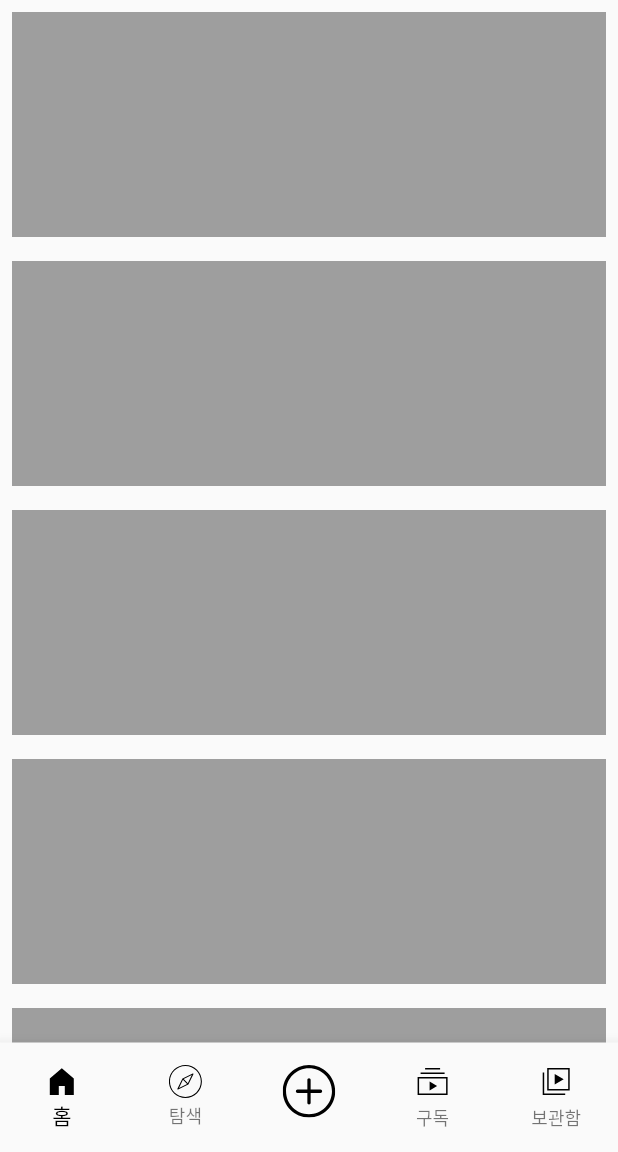
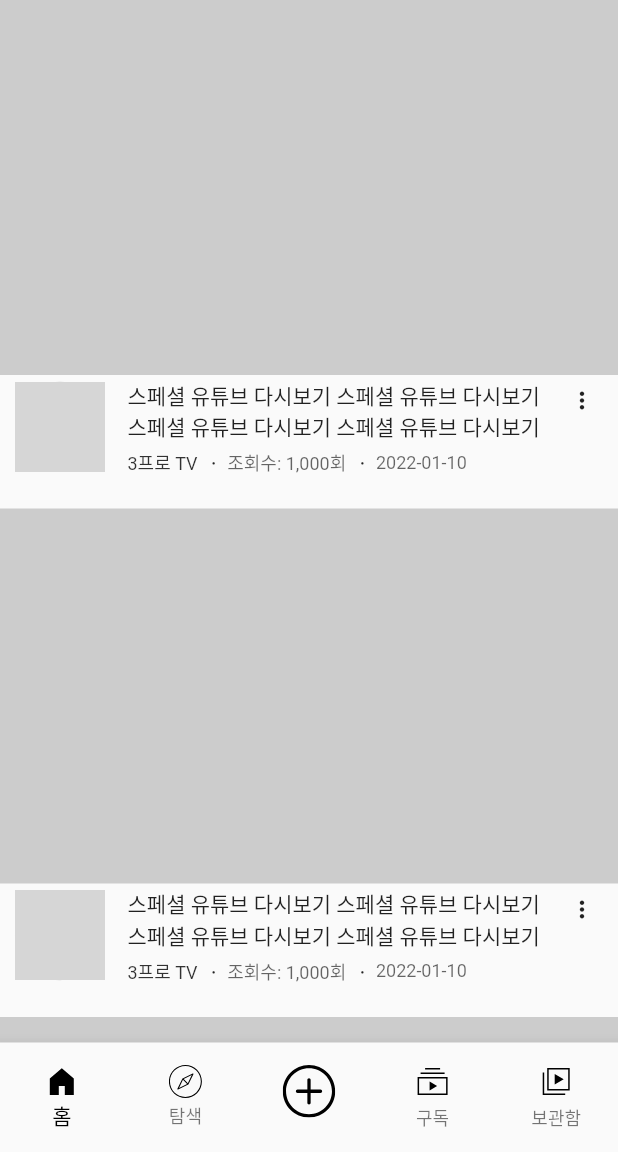
Before and after one commit to kicok/flutter_youtube_clone_sample, a Flutter app: the screen it shows after launch, on a phone screen of 412 x 824 dp, the part 84-1236 px from its top. Run offline on Flutter 3.47's test engine with Material 2 defaults, Android fonts, the phone set to English and light mode, and no system bars; our stand-ins replace flutter_svg, get; network calls fail; grey boxes are pictures that could not be loaded.

Commit message:
youtube list 화면 구성

```diff
--- /dev/null
+++ b/lib/src/components/video_widget.dart
@@ -0,0 +1,93 @@
+import 'package:flutter/material.dart';
+
+class VideoWidget extends StatelessWidget {
+  const VideoWidget({Key? key}) : super(key: key);
+
+  Widget _thumbnail() {
+    return Container(
+      height: 250,
+      color: Colors.grey.withOpacity(0.5),
+    );
+  }
+
+  Widget _simpleDetailinfo() {
+    return Container(
+      padding: const EdgeInsets.only(left: 10, bottom: 20),
+      child: Row(
+        children: [
+          CircleAvatar(
+            radius: 30, // size 조절
+            backgroundColor: Colors.grey.withOpacity(0.5),
+            backgroundImage: Image.network(
+                    "https://yt3.ggpht.com/ytc/AKedOLQagIEl2WOUacXZ8WlCPvApoIouP9sNGkMIDVdQ=s48-c-k-c0x00ffffff-no-rj")
+                .image, // .image 를 하면 Image 타입을 ImageProvider 타입으로 바꿔줄수 있ㅏ.
+          ),
+          const SizedBox(width: 15),
+          Expanded(
+            child: Column(
+              children: [
+                Row(
+                  mainAxisAlignment: MainAxisAlignment.spaceBetween,
+                  children: [
+                    const Expanded(
+                      //maxLines 을 사용하고 Expanded로 감싸주면 줄 바꾸기가 된다.
+                      child: Text(
+                        "스페셜 유튜브 다시보기 스페셜 유튜브 다시보기 스페셜 유튜브 다시보기 스페셜 유튜브 다시보기 스페셜 유튜브 다시보기 ",
+                        maxLines: 2,
+                        //maxLines 을 사용하고 Expanded로 감싸주면 줄 바꾸기가 된다.
+                      ),
+                    ),
+                    IconButton(
+                      alignment: Alignment.topCenter,
+                      icon: const Icon(Icons.more_vert, size: 18),
+                      onPressed: () {},
+                    )
+                  ],
+                ),
+                Row(
+                  children: [
+                    Text(
+                      "3프로 TV",
+                      style: TextStyle(
+                        fontSize: 12,
+                        color: Colors.black.withOpacity(0.8),
+                      ),
+                    ),
+                    const Text(" ㆍ "),
+                    Text(
+                      "조회수: 1,000회",
+                      style: TextStyle(
+                        fontSize: 12,
+                        color: Colors.black.withOpacity(0.6),
+                      ),
+                    ),
+                    const Text(" ㆍ "),
+                    Text(
+                      "2022-01-10",
+                      style: TextStyle(
+                        fontSize: 12,
+                        color: Colors.black.withOpacity(0.6),
+                      ),
+                    ),
+                  ],
+                ),
+              ],
+            ),
+          ),
+        ],
+      ),
+    );
+  }
+
+  @override
+  Widget build(BuildContext context) {
+    return Container(
+      child: Column(
+        children: [
+          _thumbnail(),
+          _simpleDetailinfo(),
+        ],
+      ),
+    );
+  }
+}
--- a/lib/src/pages/home.dart
+++ b/lib/src/pages/home.dart
@@ -1,5 +1,6 @@
 import 'package:flutter/material.dart';
 import 'package:flutter_youtube_clone_sample/src/components/custom_appbars.dart';
+import 'package:flutter_youtube_clone_sample/src/components/video_widget.dart';
 
 class Home extends StatelessWidget {
   const Home({Key? key}) : super(key: key);
@@ -17,10 +18,9 @@ class Home extends StatelessWidget {
         SliverList(
           delegate: SliverChildBuilderDelegate(
             (context, index) {
-              return Container(
-                margin: const EdgeInsets.all(8.0),
-                height: 150,
-                color: Colors.grey,
+              return GestureDetector(
+                onTap: () {},
+                child: const VideoWidget(),
               );
             },
             childCount: 10,
```
